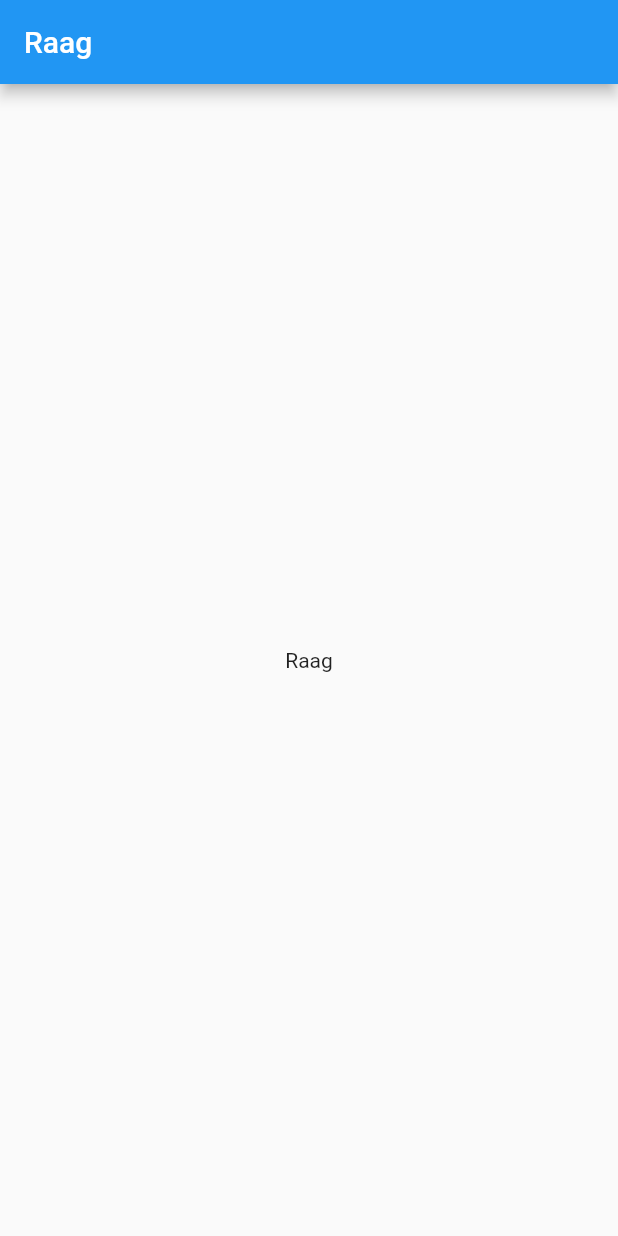
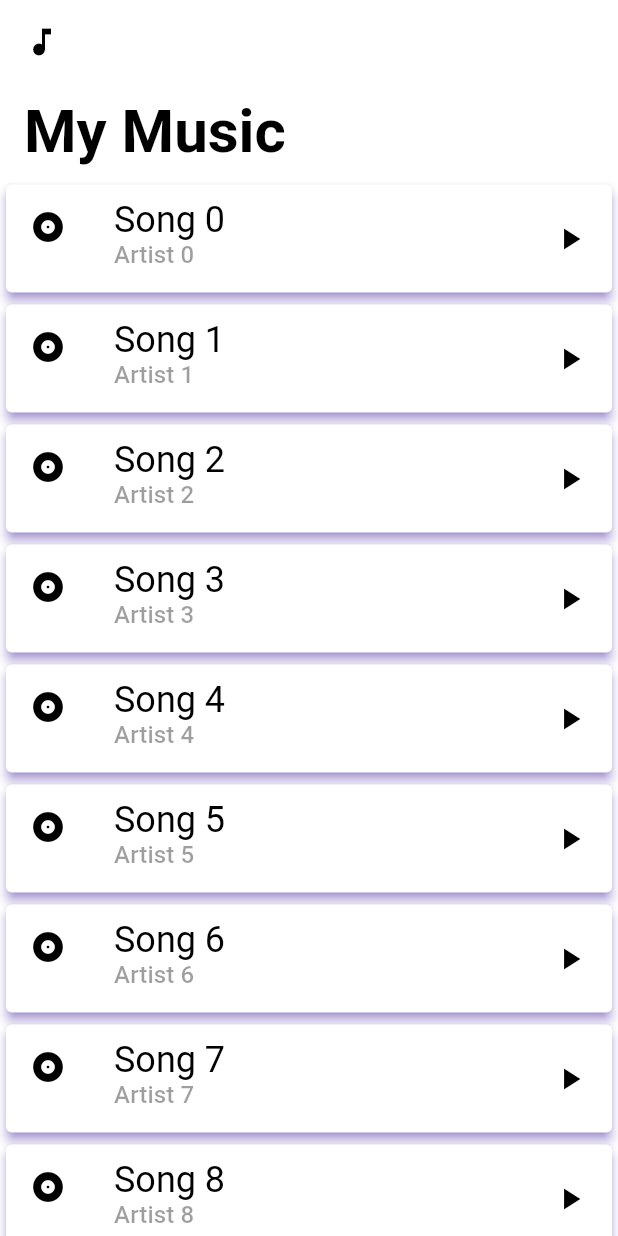
Before and after one commit to raag-music/raag, a Flutter app: the screen it shows after launch, on a phone screen of 412 x 824 dp. Run offline on Flutter 3.47's test engine with Material 2 defaults, Android fonts, the phone set to English and light mode, and no system bars; Roboto replaces fonts that are missing (Passion One).

Commit message:
feat: Add homescreen with system theming

```diff
--- a/lib/main.dart
+++ b/lib/main.dart
@@ -1,23 +1,26 @@
 import 'package:flutter/material.dart';
 import 'package:raag/model/strings.dart';
+import 'package:raag/view/home_scaffold.dart';
+import 'package:raag/provider/theme.dart';
+
 void main() {
   runApp(MyApp());
 }
 
-class MyApp extends StatelessWidget {
+class MyApp extends StatefulWidget {
+  @override
+  _MyAppState createState() => _MyAppState();
+}
+
+class _MyAppState extends State<MyApp> {
   @override
   Widget build(BuildContext context) {
-    return new MaterialApp(
+    return MaterialApp(
+        debugShowCheckedModeBanner: false,
+        theme: AppTheme.lightTheme,
+        darkTheme: AppTheme.darkTheme,
         title: title,
-        home: Scaffold(
-          appBar: new AppBar(
-            title: new Text(title),
-          ),
-          body: new Center(
-            child: Container(
-              child: Text(title),
-            ),
-          ),
-        ));
+        home: HomeScaffold()
+    );
   }
 }
--- a/lib/model/strings.dart
+++ b/lib/model/strings.dart
@@ -1 +1,2 @@
 var title = 'Raag';
+var myMusic = 'My Music';
--- /dev/null
+++ b/lib/provider/theme.dart
@@ -0,0 +1,88 @@
+import 'package:flutter/material.dart';
+
+class AppTheme {
+  AppTheme._();
+
+  static final ThemeData lightTheme = ThemeData(
+    scaffoldBackgroundColor: Colors.white,
+    appBarTheme: AppBarTheme(
+      color: Colors.white,
+      iconTheme: IconThemeData(
+        color: Colors.black,
+      ),
+    ),
+
+    colorScheme: ColorScheme.light(
+      primary: Colors.white,
+      onPrimary: Colors.black,
+      primaryVariant: Colors.white38,
+      secondary: Colors.red,
+    ),
+
+    cardTheme: CardTheme(
+      color: Colors.white,
+    ),
+
+    iconTheme: IconThemeData(
+      color: Colors.black,
+    ),
+
+    textTheme: TextTheme(
+      headline1: TextStyle(
+          color: Colors.black,
+          fontSize: 40.0,
+          fontWeight: FontWeight.bold,
+          fontFamily: 'Passion One'
+      ),
+      headline3: TextStyle(
+          color: Colors.black,
+          fontSize: 24.0,
+          fontFamily: 'Passion One'
+      ),
+      subtitle2: TextStyle(
+        color: Colors.black38,
+        fontSize: 16.0,
+      ),
+
+    ),
+  );
+
+  static final ThemeData darkTheme = ThemeData(
+    scaffoldBackgroundColor: Colors.black,
+    appBarTheme: AppBarTheme(
+      color: Colors.black,
+      iconTheme: IconThemeData(
+        color: Colors.white,
+      ),
+    ),
+    colorScheme: ColorScheme.light(
+      primary: Colors.black,
+      onPrimary: Colors.black,
+      primaryVariant: Colors.black,
+      secondary: Colors.red,
+    ),
+    cardTheme: CardTheme(
+      color: Colors.black38,
+    ),
+    iconTheme: IconThemeData(
+      color: Colors.white54,
+    ),
+    textTheme: TextTheme(
+      headline1: TextStyle(
+        color: Colors.white,
+        fontSize: 40.0,
+        fontWeight: FontWeight.bold,
+        fontFamily: 'Passion One'
+      ),
+      headline3: TextStyle(
+          color: Colors.white,
+          fontSize: 24.0,
+          fontFamily: 'Passion One'
+      ),
+      subtitle2: TextStyle(
+        color: Colors.white70,
+        fontSize: 16.0,
+      ),
+    ),
+  );
+}
--- /dev/null
+++ b/lib/view/My_Music_List.dart
@@ -0,0 +1,41 @@
+import 'package:flutter/cupertino.dart';
+import 'package:flutter/material.dart';
+
+class MyMusicList extends StatelessWidget {
+  @override
+  Widget build(BuildContext context) {
+    return Flexible(
+      child: ListView.builder(
+        shrinkWrap: true,
+        itemCount: 16,
+        itemBuilder: (context, pos) {
+          return Card(
+            shadowColor: Colors.deepPurpleAccent,
+            elevation: 3,
+            child: ListTile(
+              title: Text('Song $pos',
+                style: Theme.of(context).textTheme.headline3,
+              ),
+              subtitle: Text(
+                "Artist $pos",
+                style: Theme.of(context).textTheme.subtitle2,
+              ),
+              leading: IconTheme(
+                data: Theme.of(context).iconTheme,
+                child: Icon(
+                  Icons.album,
+                ),
+              ),
+              trailing: IconTheme(
+                data: Theme.of(context).iconTheme,
+                child: Icon(
+                  Icons.play_arrow,
+                ),
+              ),
+            ),
+          );
+        },
+      ),
+    );
+  }
+}
--- /dev/null
+++ b/lib/view/home_scaffold.dart
@@ -0,0 +1,30 @@
+import 'package:flutter/material.dart';
+import 'package:raag/model/strings.dart';
+import 'package:raag/view/My_Music_List.dart';
+
+class HomeScaffold extends StatelessWidget {
+  @override
+  Widget build(BuildContext context) {
+    return Scaffold(
+      appBar: AppBar(
+        elevation: 0,
+        title: Icon(Icons.music_note),
+      ),
+      body: SafeArea(
+        child: Column(
+          crossAxisAlignment: CrossAxisAlignment.start,
+          children: [
+            Padding(
+              padding: const EdgeInsets.fromLTRB(16, 8, 8, 8),
+              child: Text(
+                myMusic,
+                style: Theme.of(context).textTheme.headline1,
+              ),
+            ),
+            MyMusicList()
+          ],
+        ),
+      ),
+    );
+  }
+}
```
Also changed, not shown: pubspec.yaml (+6 -35 lines).
